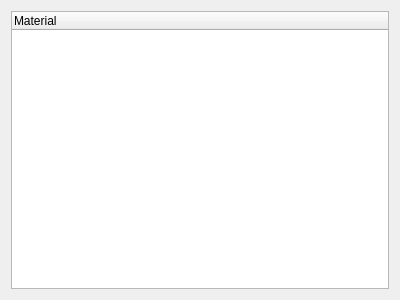
The window that OffertenRechner/Source/src/Materials_Gui.ui (domi4484/ZumMaschine) describes before a commit, drawn with Qt 5.
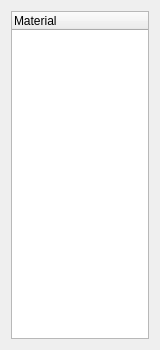
The same window after the commit.

What changed in the file:
```diff
--- a/OffertenRechner/Source/src/Materials_Gui.ui
+++ b/OffertenRechner/Source/src/Materials_Gui.ui
@@ -6,8 +6,8 @@
    <rect>
     <x>0</x>
     <y>0</y>
-    <width>400</width>
-    <height>300</height>
+    <width>160</width>
+    <height>350</height>
    </rect>
   </property>
   <property name="windowTitle">
```
